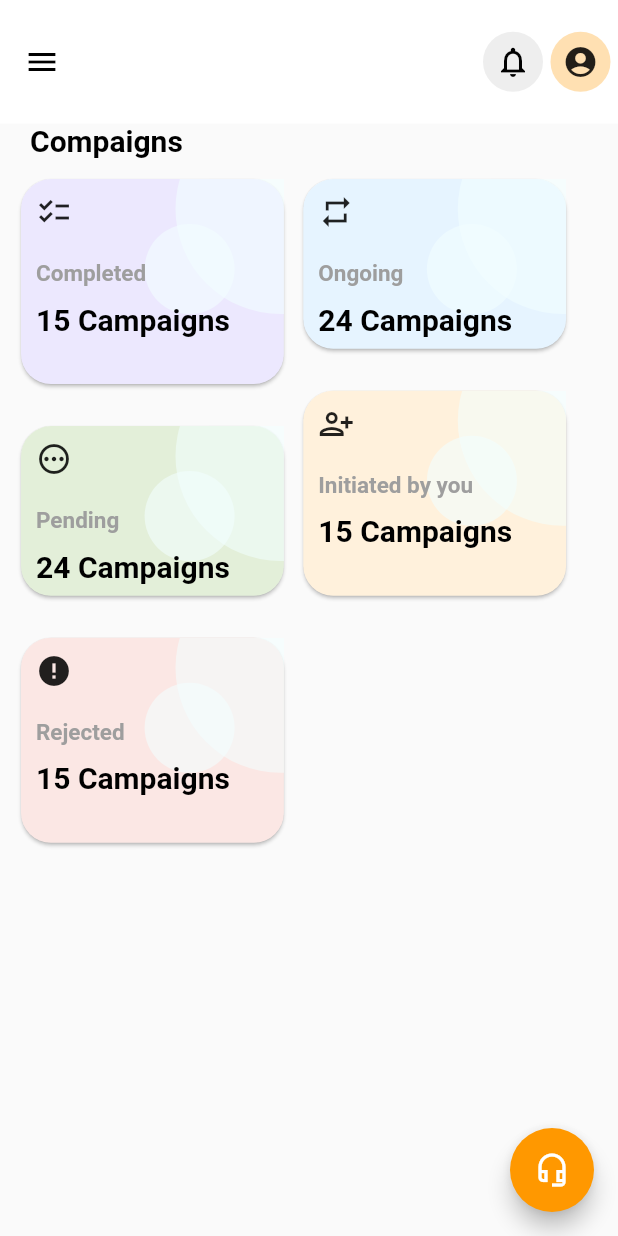
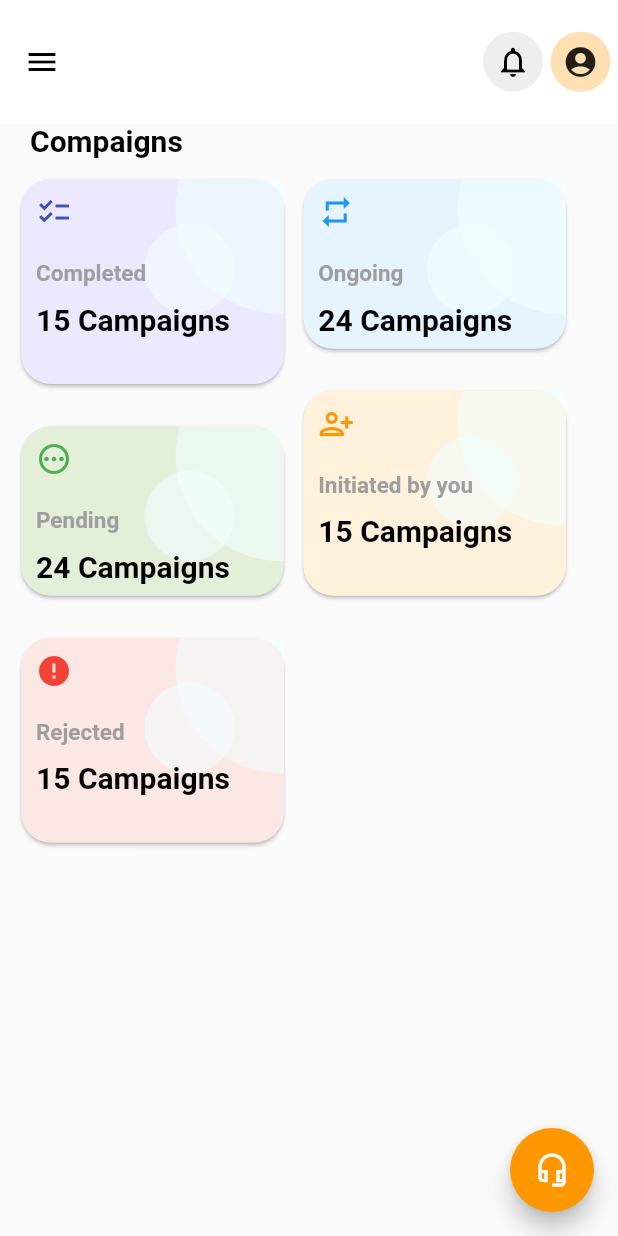
Before and after one commit to priyankadharamsoth/starbuzz_flutter_client, a Flutter app: the CampaignPage screen opened directly, on a phone screen of 412 x 824 dp. Run offline on Flutter 3.47's test engine with Material 2 defaults, Android fonts, the phone set to English and light mode, and no system bars; our stand-ins replace curved_navigation_bar, font_awesome_flutter, shared_preferences; accounts and stored records are empty; network calls fail.

Commit message:
refactored code

```diff
--- a/lib/main.dart
+++ b/lib/main.dart
@@ -13,6 +13,7 @@ class MyApp extends StatelessWidget {
         title: 'Flutter Demo',
         theme: ThemeData(
           primarySwatch: Colors.orange,
+          primaryColorDark: Colors.orange,
         ),
         home: const LoginPage());
   }
--- a/lib/screens/Campaign/grid_view.dart
+++ b/lib/screens/Campaign/grid_view.dart
@@ -1,6 +1,5 @@
 import 'package:flutter/material.dart';
 import 'package:flutter_staggered_grid_view/flutter_staggered_grid_view.dart';
-import 'package:font_awesome_flutter/font_awesome_flutter.dart';
 
 class CustomGridView extends StatefulWidget {
   const CustomGridView({Key? key}) : super(key: key);
@@ -40,7 +39,7 @@ class _CustomGridViewState extends State<CustomGridView> {
   }
 }
 
-final List<Color> _listColors = [
+final List<Color> listColors = [
   const Color.fromARGB(255, 236, 232, 254),
   const Color.fromARGB(255, 230, 244, 255),
   const Color.fromARGB(255, 255, 241, 220),
@@ -48,16 +47,18 @@ final List<Color> _listColors = [
   const Color.fromARGB(255, 251, 231, 228)
 ];
 
+final List<Color> listIconColors = [Colors.indigo, Colors.blue, Colors.orange, Colors.green, Colors.red];
+
 final List<IconData> listOfIcons = [Icons.checklist, Icons.repeat, Icons.person_add_alt, Icons.pending_outlined, Icons.error];
 
-final List<String> _titles = ["Completed", "Ongoing", "Initiated by you", "Pending", "Rejected"];
+final List<String> titles = ["Completed", "Ongoing", "Initiated by you", "Pending", "Rejected"];
 final List<String> numberOfComapnies = ['15', '24', '15', '24', '15'];
 
 Widget buildImageCard(BuildContext context, int index) {
   double bigBubbleRadius = 70;
   double smallBubbleRadius = 30;
   return Card(
-    color: _listColors[index],
+    color: listColors[index],
     shape: RoundedRectangleBorder(borderRadius: BorderRadius.circular(20)),
     child: Stack(
       children: [
@@ -77,12 +78,15 @@ Widget buildImageCard(BuildContext context, int index) {
           crossAxisAlignment: CrossAxisAlignment.start,
           children: <Widget>[
             Padding(
-              padding: EdgeInsets.only(top: 10, left: 10),
-              child: Icon(listOfIcons[index]),
+              padding: const EdgeInsets.only(top: 10, left: 10),
+              child: Icon(
+                listOfIcons[index],
+                color: listIconColors[index],
+              ),
             ),
             Padding(
               padding: const EdgeInsets.only(left: 10, top: 20),
-              child: Text(_titles[index],
+              child: Text(titles[index],
                   style: const TextStyle(
                     color: Colors.grey,
                     fontWeight: FontWeight.bold,
--- a/pubspec.yaml
+++ b/pubspec.yaml
@@ -46,6 +46,7 @@ dependencies:
   rename: ^2.0.1
 
 dev_dependencies:
+  flutter_lints: ^2.0.1
   flutter_test:
     sdk: flutter
 
```
Also changed, not shown: lib/screens/Login/login_page.dart (+13 -4 lines), lib/screens/MarketPlace/market_place.dart (+5 -5 lines), lib/utils/database.dart (+5 -6 lines), pubspec.lock.
